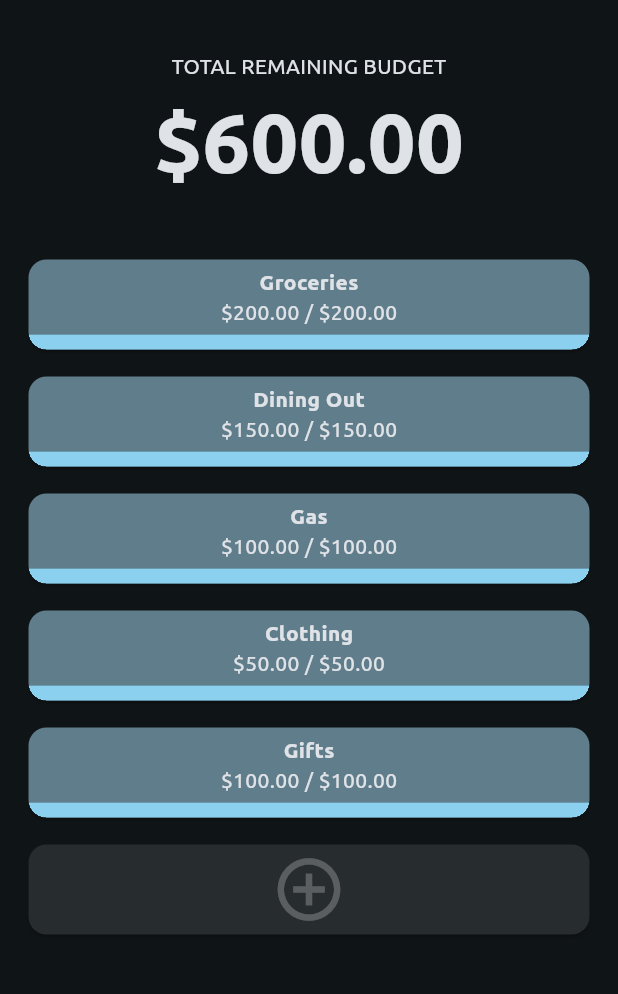
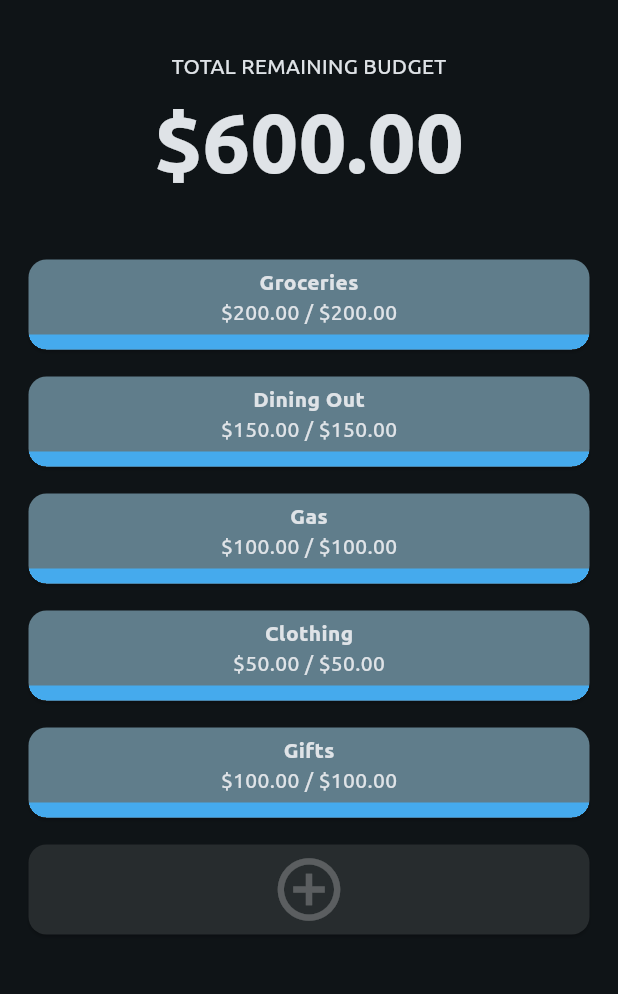
Before and after one commit to leejonathandev/ezbudget, a Flutter app: the screen it shows after launch, on a phone screen of 412 x 824 dp, the part 63-1057 px from its top. Run offline on Flutter 3.47's test engine with Material 3 defaults, Android fonts, the light colour scheme and no system bars; project files that could hold a hidden picture were left out.

Commit message:
ProgressBar changes color based on progress

```diff
--- a/lib/budget_tile.dart
+++ b/lib/budget_tile.dart
@@ -40,6 +40,11 @@ class _BudgetTile extends State<BudgetTile> {
                     " ${currencyFormatter.format(widget.budget.remaining)} / ${currencyFormatter.format(widget.budget.total)} "),
                 const SizedBox(height: 5),
                 LinearProgressIndicator(
+                  color: Color.lerp(
+                      const Color(0xFFFFFFFF),
+                      const Color(0xFF45AAED),
+                      widget.budget.getPercentageRemaining()),
+                  backgroundColor: Colors.blueGrey,
                   minHeight: 10,
                   value: widget.budget.getPercentageRemaining(),
                 ),
```
